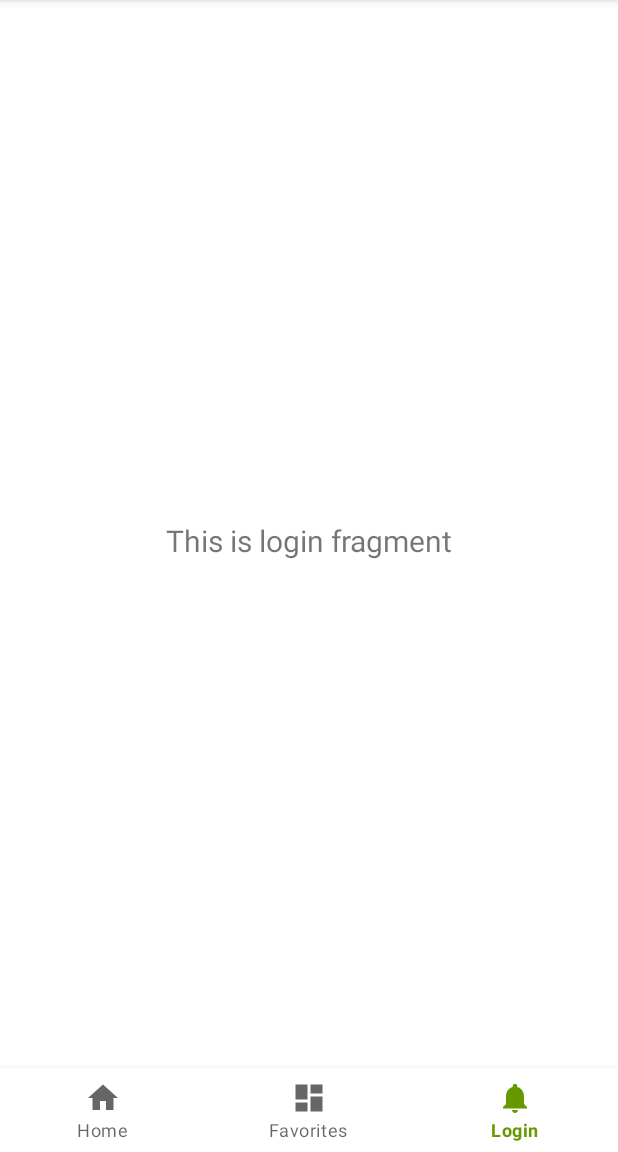
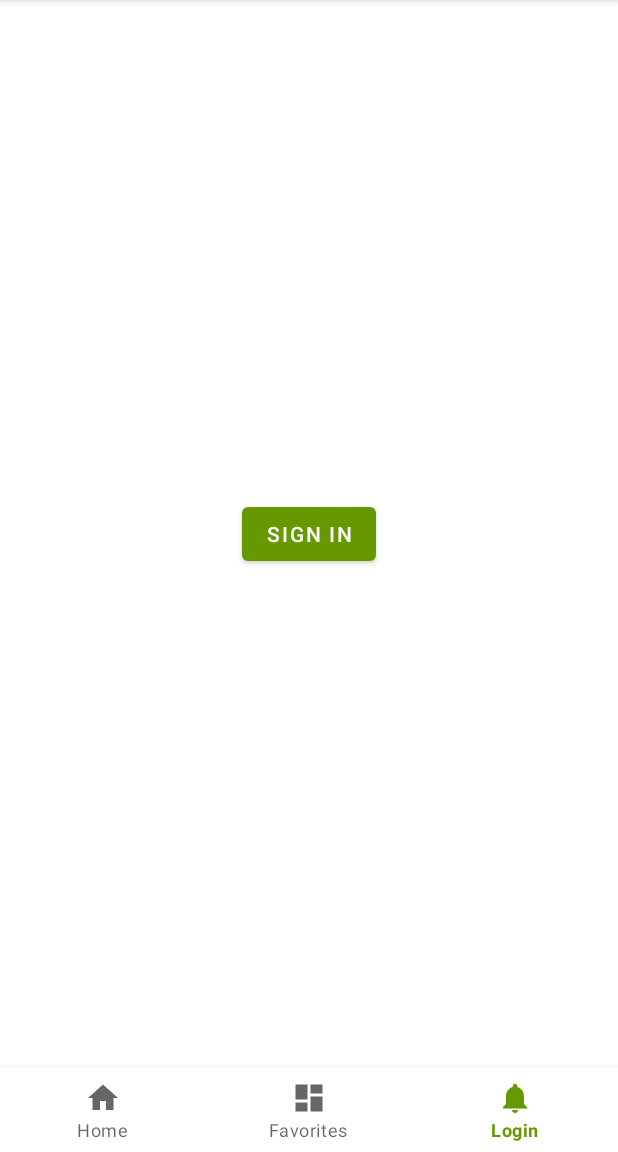
Before and after one commit to darianodirling/FlavorFinderApp, an Android app: the screen it shows after launch (MainActivity), item 3 of the bottom bar chosen, on a phone screen of 412 x 824 dp, the part 84-1236 px from its top. Run offline under Robolectric (Android 15) with nearby library versions, the phone set to English and light mode, and no system bars; our stand-ins replace Firebase (no records; nobody signed in at launch, a user with empty details on screens opened directly); 1 statement that could not run was skipped.

Commit message:
Implemented firebase. The app crashes when I hit sign in though.

```diff
--- a/app/build.gradle.kts
+++ b/app/build.gradle.kts
@@ -1,5 +1,6 @@
 plugins {
     alias(libs.plugins.android.application)
+
 }
 
 android {
@@ -35,7 +36,8 @@ android {
 }
 
 dependencies {
-
+    implementation("com.firebaseui:firebase-ui-auth:8.0.0")
+    implementation ("com.google.firebase:firebase-auth:22.1.1")
     implementation(libs.appcompat)
     implementation(libs.material)
     implementation(libs.constraintlayout)
--- a/app/src/main/java/com/example/flavorfinderapp/MainActivity.java
+++ b/app/src/main/java/com/example/flavorfinderapp/MainActivity.java
@@ -11,6 +11,7 @@ import com.example.flavorfinderapp.ui.favorites.FavoritesFragment;
 import com.example.flavorfinderapp.ui.home.HomeFragment;
 import com.example.flavorfinderapp.ui.login.LoginFragment;
 import com.google.android.material.bottomnavigation.BottomNavigationView;
+import com.google.firebase.FirebaseApp;
 
 
 public class MainActivity extends AppCompatActivity {
@@ -18,12 +19,16 @@ public class MainActivity extends AppCompatActivity {
     @Override
     protected void onCreate(Bundle savedInstanceState) {
         super.onCreate(savedInstanceState);
+
+        // Initialize Firebase
+        FirebaseApp.initializeApp(this);
+
         setContentView(R.layout.activity_main);
 
         BottomNavigationView bottomNav = findViewById(R.id.bottom_navigation);
         bottomNav.setOnNavigationItemSelectedListener(navListener);
 
-        // I'm assuming HomeFragment is the default fragment.
+        // Default fragment
         if (savedInstanceState == null) {
             getSupportFragmentManager().beginTransaction().replace(R.id.fragment_container,
                     new HomeFragment()).commit();
--- a/app/src/main/java/com/example/flavorfinderapp/ui/login/LoginFragment.java
+++ b/app/src/main/java/com/example/flavorfinderapp/ui/login/LoginFragment.java
@@ -1,37 +1,88 @@
 package com.example.flavorfinderapp.ui.login;
 
+import android.content.Intent;
 import android.os.Bundle;
 import android.view.LayoutInflater;
 import android.view.View;
 import android.view.ViewGroup;
-import android.widget.TextView;
+import android.widget.Toast;
 
+import androidx.activity.result.ActivityResultLauncher;
+import androidx.activity.result.ActivityResultCallback;
 import androidx.annotation.NonNull;
+import androidx.annotation.Nullable;
 import androidx.fragment.app.Fragment;
-import androidx.lifecycle.ViewModelProvider;
 
-import com.example.flavorfinderapp.databinding.FragmentLoginBinding;
+import com.example.flavorfinderapp.R;
+import com.firebase.ui.auth.AuthUI;
+import com.firebase.ui.auth.FirebaseAuthUIActivityResultContract;
+import com.firebase.ui.auth.data.model.FirebaseAuthUIAuthenticationResult;
+//import com.firebase.ui.auth.data.model.IdpResponse;
+import com.google.firebase.auth.FirebaseAuth;
+import com.google.firebase.auth.FirebaseUser;
+
+import java.util.Arrays;
+import java.util.List;
 
 public class LoginFragment extends Fragment {
 
-    private FragmentLoginBinding binding;
+    // Firebase Authentication
+    private FirebaseAuth mAuth;
 
-    public View onCreateView(@NonNull LayoutInflater inflater,
-                             ViewGroup container, Bundle savedInstanceState) {
-        LoginViewModel loginViewModel =
-                new ViewModelProvider(this).get(LoginViewModel.class);
+    // Register callback for FirebaseUI result
+    private final ActivityResultLauncher<Intent> signInLauncher =
+            registerForActivityResult(
+                    new FirebaseAuthUIActivityResultContract(),
+                    new ActivityResultCallback<FirebaseAuthUIAuthenticationResult>() {
+                        @Override
+                        public void onActivityResult(FirebaseAuthUIAuthenticationResult result) {
+                            handleSignInResult(result);
+                        }
+                    });
 
-        binding = FragmentLoginBinding.inflate(inflater, container, false);
-        View root = binding.getRoot();
+    @Nullable
+    @Override
+    public View onCreateView(@NonNull LayoutInflater inflater, @Nullable ViewGroup container, @Nullable Bundle savedInstanceState) {
+        View rootView = inflater.inflate(R.layout.fragment_login, container, false);
 
-        final TextView textView = binding.textNotifications;
-        loginViewModel.getText().observe(getViewLifecycleOwner(), textView::setText);
-        return root;
+        // Initialize Firebase Auth
+        mAuth = FirebaseAuth.getInstance();
+
+        // Button to launch sign-in
+        rootView.findViewById(R.id.login_button).setOnClickListener(view -> startSignInFlow());
+
+        return rootView;
     }
 
-    @Override
-    public void onDestroyView() {
-        super.onDestroyView();
-        binding = null;
+    private void startSignInFlow() {
+        // Choose authentication providers
+        List<AuthUI.IdpConfig> providers = Arrays.asList(
+                new AuthUI.IdpConfig.EmailBuilder().build(),
+                new AuthUI.IdpConfig.GoogleBuilder().build()
+        );
+
+        // Create and launch sign-in intent
+        Intent signInIntent = AuthUI.getInstance()
+                .createSignInIntentBuilder()
+                .setAvailableProviders(providers)
+                .setLogo(R.drawable.ic_home_black_24dp)  // Optional: Replace with your app logo
+                .setTheme(R.style.Theme_FlavorFinderApp)       // Optional: Customize theme
+                .build();
+        signInLauncher.launch(signInIntent);
     }
+
+    private void handleSignInResult(FirebaseAuthUIAuthenticationResult result) {
+        if (result.getResultCode() == getActivity().RESULT_OK) {
+            // Successfully signed in
+            FirebaseUser user = FirebaseAuth.getInstance().getCurrentUser();
+            if (user != null) {
+                Toast.makeText(getActivity(), "Welcome, " + user.getDisplayName(), Toast.LENGTH_SHORT).show();
+                // Navigate to Home or Dashboard
+            }
+        } else {
+            // Sign-in failed or user canceled
+            Toast.makeText(getActivity(), "Sign-in failed. Please try again.", Toast.LENGTH_SHORT).show();
+        }
+    }
+
 }
--- a/app/src/main/res/layout/fragment_login.xml
+++ b/app/src/main/res/layout/fragment_login.xml
@@ -19,4 +19,17 @@
         app:layout_constraintEnd_toEndOf="parent"
         app:layout_constraintStart_toStartOf="parent"
         app:layout_constraintTop_toTopOf="parent" />
+
+    <RelativeLayout xmlns:android="http://schemas.android.com/apk/res/android"
+        android:layout_width="match_parent"
+        android:layout_height="match_parent">
+
+        <Button
+            android:id="@+id/login_button"
+            android:layout_width="wrap_content"
+            android:layout_height="wrap_content"
+            android:text="Sign In"
+            android:layout_centerInParent="true" />
+
+    </RelativeLayout>
 </androidx.constraintlayout.widget.ConstraintLayout>
--- /dev/null
+++ b/app/src/main/res/xml/firebase_auth_config.xml
@@ -0,0 +1,4 @@
+<?xml version="1.0" encoding="utf-8"?>
+<resources>
+    <string name="default_web_client_id" translatable="false">739299444842-f7brki0alsbhjmtk3o20guuvatd34ob8.apps.googleusercontent.com</string>
+</resources>
--- a/build.gradle.kts
+++ b/build.gradle.kts
@@ -1,4 +1,5 @@
 // Top-level build file where you can add configuration options common to all sub-projects/modules.
 plugins {
     alias(libs.plugins.android.application) apply false
+    id("com.google.gms.google-services") version "4.4.2" apply false
 }
```
Also changed, not shown: app/src/main/AndroidManifest.xml (+31 -2 lines), app/src/main/res/values/strings.xml (+18 -0 lines), 1 other file.
